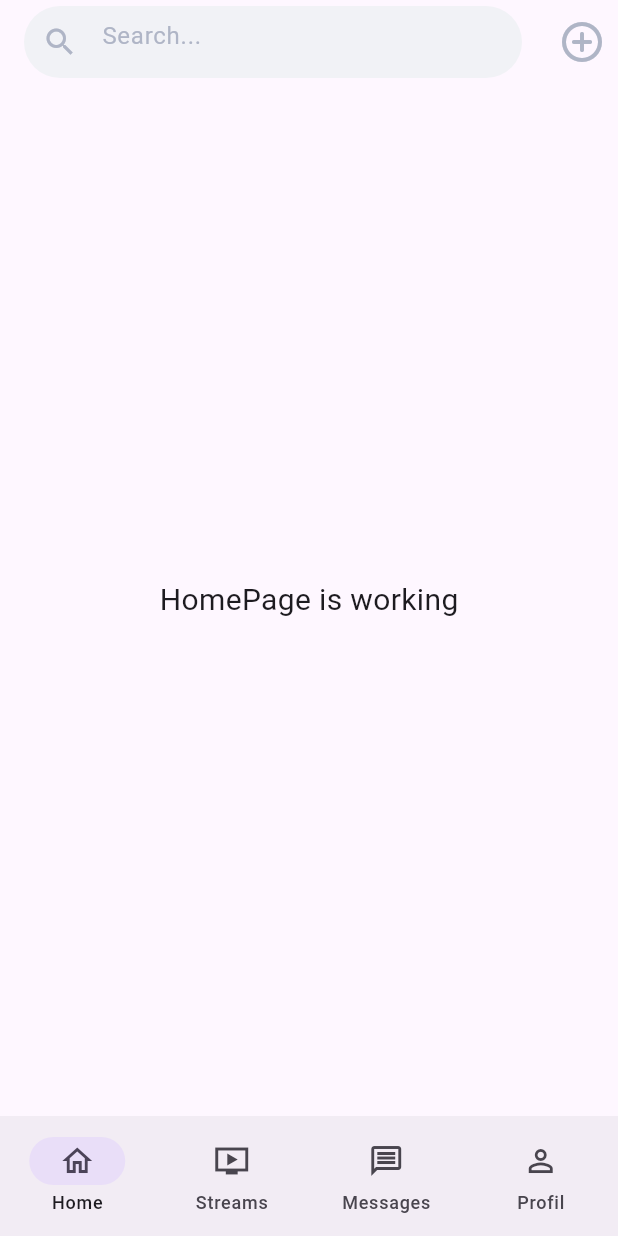
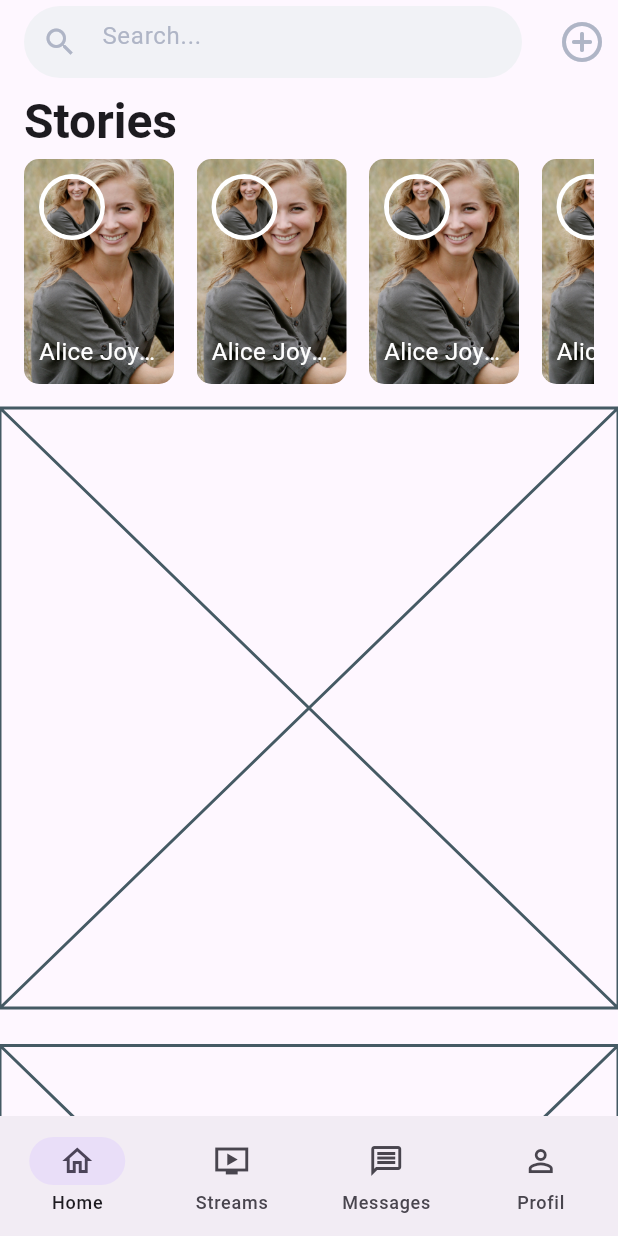
Before and after one commit to Jeremi-Koloma/my_social_media, a Flutter app: the screen it shows after launch, on a phone screen of 412 x 824 dp. Run offline on Flutter 3.47's test engine with Material 2 defaults, Android fonts, the phone set to English and light mode, and no system bars; our stand-ins replace get.

Commit message:
Stories section OKAY

```diff
--- a/lib/home/home_page.dart
+++ b/lib/home/home_page.dart
@@ -1,10 +1,13 @@
 import 'package:flutter/material.dart';
+import 'package:my_social_media/home/stories.dart';
 
 class HomePage extends StatelessWidget {
   const HomePage({super.key});
 
   @override
   Widget build(BuildContext context) {
+    // Le thème de couleur de notre application
+    final textTheme = Theme.of(context).textTheme;
     return Scaffold(
       appBar: AppBar(
         elevation: 0,
@@ -38,10 +41,50 @@ class HomePage extends StatelessWidget {
           )
         ],
       ),
-      body: const Center(
-        child: Text(
-          'HomePage is working',
-          style: TextStyle(fontSize: 20),
+      body: SafeArea(
+        child: SingleChildScrollView(
+          child: Column(
+            mainAxisAlignment: MainAxisAlignment.start,
+            children: [
+              Padding(
+                padding: const EdgeInsets.only(left: 16.0, top: 5.0),
+                child: Align(
+                  alignment: Alignment.topLeft,
+                  child: Text(
+                    "Stories",
+                    style: textTheme.headlineLarge!
+                        .copyWith(fontWeight: FontWeight.bold),
+                  ),
+                ),
+              ),
+              const Padding(
+                padding: EdgeInsets.only(
+                    left: 16.0, top: 5.0, right: 16.0, bottom: 16.0),
+                child: SingleChildScrollView(
+                  scrollDirection: Axis.horizontal,
+                  child: Row(
+                    children: [
+                      Stories(),
+                      SizedBox(width: 15.0),
+                      Stories(),
+                      SizedBox(width: 15.0),
+                      Stories(),
+                      SizedBox(width: 15.0),
+                      Stories(),
+                      SizedBox(width: 15.0),
+                    ],
+                  ),
+                ),
+              ),
+              // Main card
+              const Placeholder(),
+              const SizedBox(
+                height: 25.0,
+              ),
+              // Main card
+              const Placeholder()
+            ],
+          ),
         ),
       ),
     );
--- /dev/null
+++ b/lib/home/stories.dart
@@ -0,0 +1,52 @@
+import 'package:flutter/material.dart';
+
+class Stories extends StatelessWidget {
+  const Stories({super.key});
+
+  @override
+  Widget build(BuildContext context) {
+    return Column(
+      children: [
+        Container(
+          padding: const EdgeInsets.all(10.0),
+          width: 100.0,
+          height: 150.0,
+          decoration: const BoxDecoration(
+            borderRadius: BorderRadius.all(Radius.circular(10.0)),
+            image: DecorationImage(
+              image: AssetImage("assets/images/smile_bg.jpg"),
+              fit: BoxFit.cover,
+            ),
+          ),
+          child: Column(
+            mainAxisAlignment: MainAxisAlignment.spaceBetween,
+            crossAxisAlignment: CrossAxisAlignment.start,
+            children: [
+              CircleAvatar(
+                radius: 22.0,
+                backgroundColor: Colors.white,
+                child: Padding(
+                  padding: const EdgeInsets.all(3),
+                  child: ClipOval(
+                    child: SizedBox.fromSize(
+                      size: const Size.fromRadius(50.0),
+                      child: Image.asset(
+                        "assets/images/smile_bg.jpg",
+                        fit: BoxFit.cover,
+                      ),
+                    ),
+                  ),
+                ),
+              ),
+              const Text(
+                "Alice Joyce",
+                overflow: TextOverflow.ellipsis,
+                style: TextStyle(color: Colors.white, fontSize: 16.0),
+              ),
+            ],
+          ),
+        ),
+      ],
+    );
+  }
+}
```
Also changed, not shown: assets/images/img-jere.jpeg (added), assets/images/moovLogo.png (added), 1 other file.
